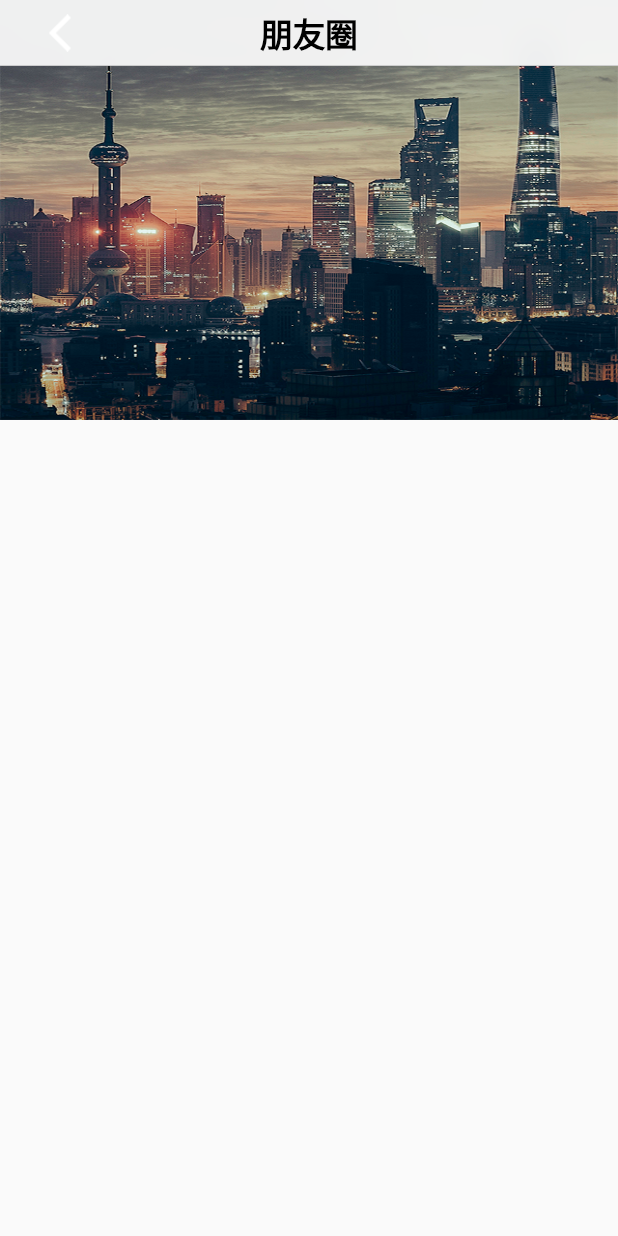
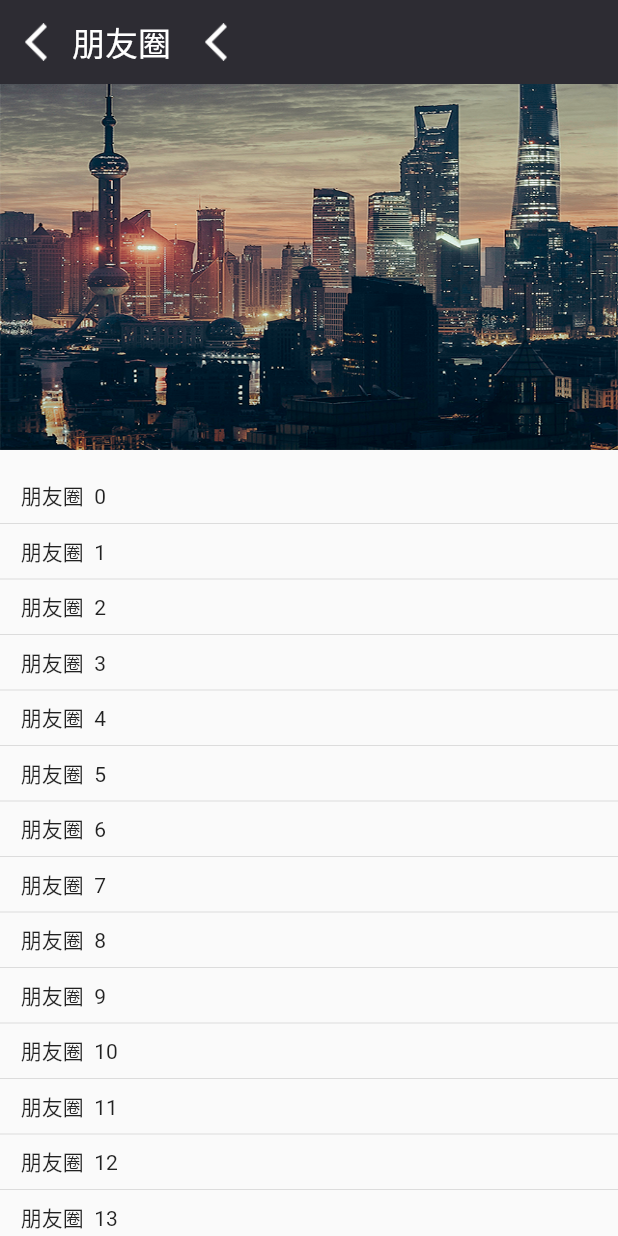
Before and after one commit to MacOMNI/wechat-flutter-project, a Flutter app: the FriendPage screen opened directly, on a phone screen of 412 x 824 dp. Run offline on Flutter 3.47's test engine with Material 2 defaults, Android fonts, the phone set to English and light mode, and no system bars; our stand-ins replace qr_flutter.

Commit message:
# friend page udpate

```diff
--- a/wechat_flutter/lib/views/pages/discover_page/friend_page.dart
+++ b/wechat_flutter/lib/views/pages/discover_page/friend_page.dart
@@ -2,8 +2,11 @@ import 'dart:ui';
 
 import 'package:flutter/material.dart';
 import 'package:flutter/cupertino.dart';
+import 'package:flutter/services.dart';
 
 import 'package:wechat_flutter/views/pages/discover_page/head_view.dart';
+
+const APPBAR_SCROLL_OFFSET = 100;
 
 class FriendPage extends StatefulWidget {
   FriendPage({Key key}) : super(key: key);
@@ -13,46 +16,94 @@ class FriendPage extends StatefulWidget {
 }
 
 class _FriendPageState extends State<FriendPage> {
-  ScrollController _scrollController = new ScrollController();
+  double appBarAlpha = 0;
+
+  // ScrollController _scrollController = new ScrollController();
+
+  @override
+  void initState() {
+    super.initState();
+    SystemChrome.setSystemUIOverlayStyle(SystemUiOverlayStyle.light);
+  }
 
   @override
   Widget build(BuildContext context) {
     return Scaffold(
-      // appBar: AppBar(
-      //     brightness: Brightness.dark,
-      //     title: Text("朋友圈", style: new TextStyle(fontSize: 22)),
-      //     leading: IconButton(
-      //       alignment: Alignment.center,
-      //       icon: Image.asset(
-      //         "assets/images/navbar/navbar_back.png",
-      //         fit: BoxFit.contain,
-      //         height: 25,
-      //         width: 20,
-      //       ),
-      //       onPressed: () {
-      //         Navigator.of(context).pop();
-      //       },
-      //     ),
-      //     flexibleSpace: ClipRect(
-      //       child: BackdropFilter(
-      //           filter: ImageFilter.blur(sigmaX: 0, sigmaY: 2),
-      //           child: Container(color: Color(0xff2D2C33))),
-      //     )),
-      // backgroundColor: Color(0xffF0F0F6),
       body: Stack(
         children: [
-          ListView(
-            controller: _scrollController,
+          MediaQuery.removePadding(
+            removeTop: true,
+            context: context,
+            child: NotificationListener(
+              onNotification: (scrollNotification) {
+                if (scrollNotification is ScrollUpdateNotification &&
+                    scrollNotification.depth == 0) {
+                  _onScroll(scrollNotification.metrics.pixels);
+                }
+                return true;
+              },
+              child: ListView(
+                // controller: _scrollController,
                 padding: EdgeInsets.only(top: 0),
                 children: [
                   HeadViewWidget(),
+                  ListView.separated(
+                    padding: EdgeInsets.only(top: 0),
+                    itemCount: 25,
+                    separatorBuilder: (BuildContext context, int index) {
+                      return Divider();
+                    },
+                    itemBuilder: (BuildContext context, int index) {
+                      return InkWell(
+                        child: Text("    朋友圈  " + "${index}"),
+                      );
+                    },
+                    shrinkWrap: true,
+                    physics: NeverScrollableScrollPhysics(),
+                  ),
                 ],
               ),
-          CupertinoNavigationBar(
-            brightness: Brightness.dark,
-            middle: Text("朋友圈", style: new TextStyle(fontSize: 22)),
-            // backgroundColor: Colors.transparent,
-            leading: IconButton(
+            ),
+          ),
+          _appBar,
+        ],
+      ),
+    );
+  }
+
+  void _onScroll(offset) {
+    double alpha = offset / APPBAR_SCROLL_OFFSET;
+    if (alpha < 0) {
+      alpha = 0;
+    } else if (alpha > 1) {
+      alpha = 1;
+      //SystemChrome.setSystemUIOverlayStyle(SystemUiOverlayStyle.dark);
+    }
+    setState(() {
+      appBarAlpha = alpha;
+    });
+    print(alpha);
+  }
+
+//  flexibleSpace: ClipRect(
+//             child: BackdropFilter(
+//                 filter: ImageFilter.blur(sigmaX: 0, sigmaY: 2),
+//                 child: Container(color: Color(0xff2D2C33))),
+//           )),
+  Widget get _appBar {
+    double navTop = MediaQueryData.fromWindow(window).padding.top;
+    double toolBar = kToolbarHeight;
+    return Column(
+      children: <Widget>[
+        Container(
+          height: navTop + toolBar,
+          padding: EdgeInsets.only(top: navTop),
+          decoration: BoxDecoration(
+            color: Color(0xff2D2C33),
+          ),
+          child: Row(
+            children: [
+              IconButton(
                 alignment: Alignment.center,
                 icon: Image.asset(
                   "assets/images/navbar/navbar_back.png",
@@ -64,9 +115,30 @@ class _FriendPageState extends State<FriendPage> {
                   Navigator.of(context).pop();
                 },
               ),
+              Center(
+                child: Text(
+                  "朋友圈",
+                  style: new TextStyle(fontSize: 22, color: Colors.white),
+                ),
+              ),
+              Align(
+                child: IconButton(
+                  alignment: Alignment.centerRight,
+                  icon: Image.asset(
+                    "assets/images/navbar/navbar_back.png",
+                    fit: BoxFit.contain,
+                    height: 25,
+                    width: 20,
+                  ),
+                  onPressed: () {
+                    Navigator.of(context).pop();
+                  },
+                ),
+              )
+            ],
+          ),
         ),
       ],
-      ),
     );
   }
 }
--- a/wechat_flutter/lib/views/pages/discover_page/head_view.dart
+++ b/wechat_flutter/lib/views/pages/discover_page/head_view.dart
@@ -18,7 +18,7 @@ class _HeadViewWidgetState extends State<HeadViewWidget> {
               left: 0,
               top: 0,
               right: 0,
-              bottom: 40,
+              bottom: 20,
               child: Image.asset(
                 "assets/images/discover/moment_bg.png",
                 fit: BoxFit.fill,
```
Lines whose indentation alone changed are shown as unchanged.
